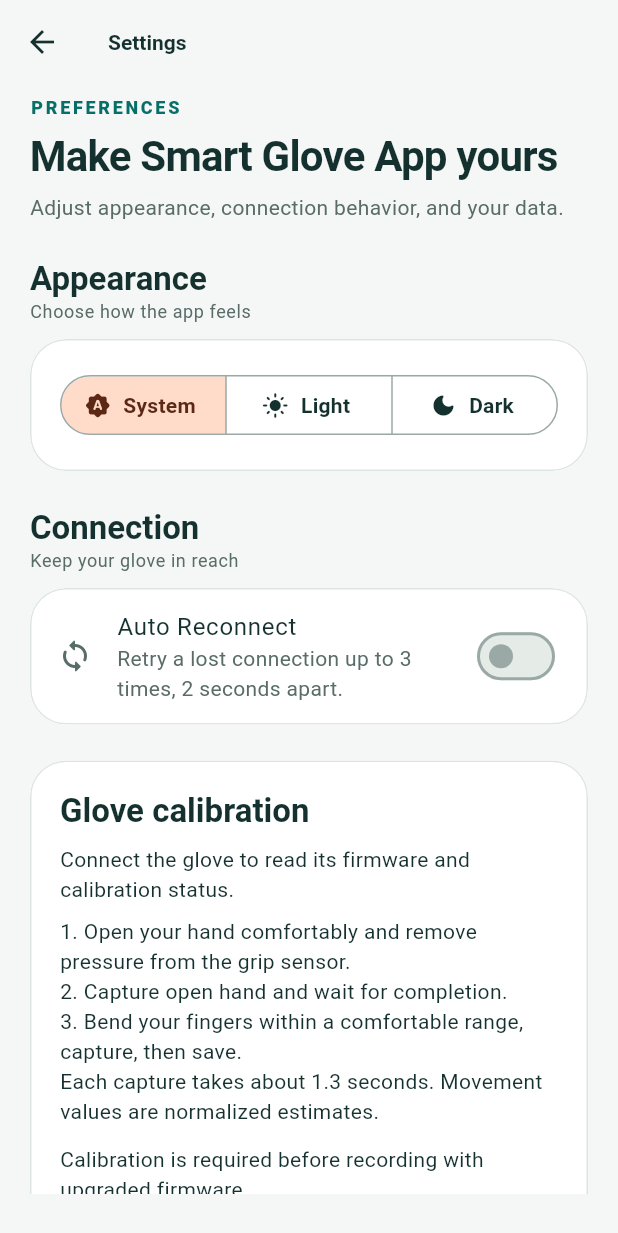
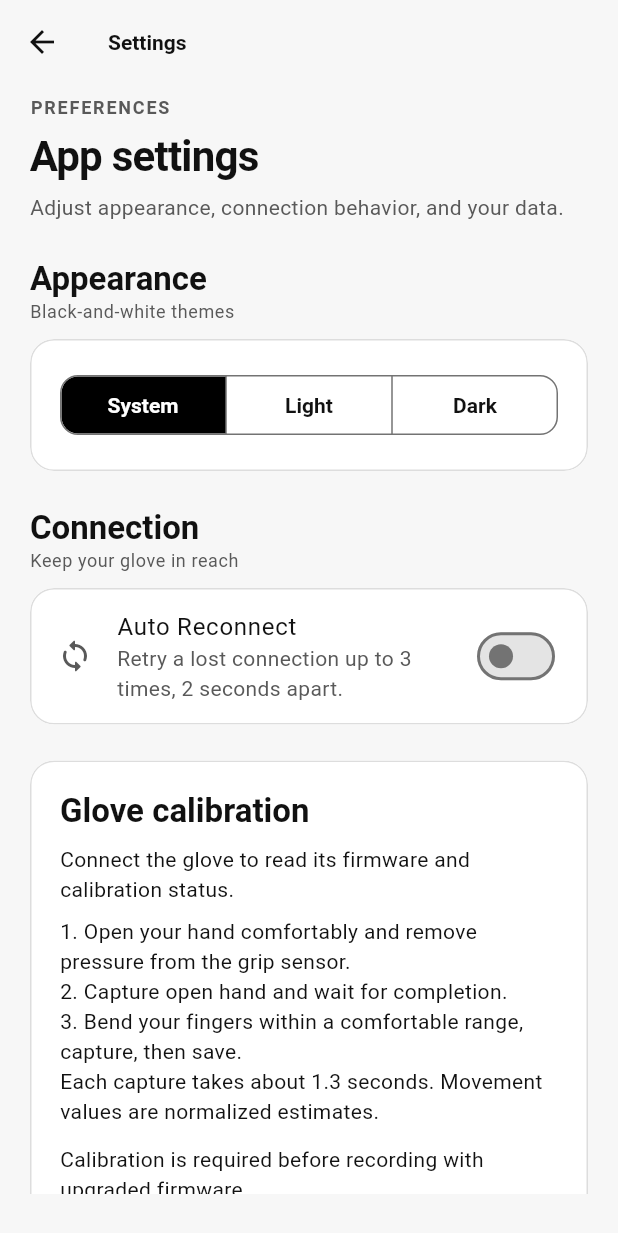
Before and after one commit to phanikumar122/Smart-Hand-Rehabilitation, a Flutter app: the TodayScreen screen opened directly, after a tap on the "tune" icon, on a phone screen of 412 x 824 dp. Shown: the top 1233 px of the screen. Run offline on Flutter 3.47's test engine with Material 3 defaults, Android fonts, the phone set to English and light mode, and no system bars; our stand-ins replace fl_chart, material_ui, shared_preferences; missing offline and left inert: flutter_classic_bluetooth; accounts and stored records are empty; statements that could not run were skipped.

Commit message:
style: apply clean monochrome light and dark themes

```diff
--- a/lib/screens/settings_screen.dart
+++ b/lib/screens/settings_screen.dart
@@ -20,42 +20,58 @@ class SettingsScreen extends StatelessWidget {
           children: [
             const AppPageHeader(
               eyebrow: 'Preferences',
-              title: 'Make Smart Glove App yours',
+              title: 'App settings',
               subtitle:
                   'Adjust appearance, connection behavior, and your data.',
             ),
             const SizedBox(height: 24),
             const SectionHeader(
               title: 'Appearance',
-              caption: 'Choose how the app feels',
+              caption: 'Black-and-white themes',
             ),
             const SizedBox(height: 10),
             ClinicalCard(
               child: AnimatedBuilder(
                 animation: AppThemeController.instance,
-                builder: (context, _) => SegmentedButton<ThemeMode>(
+                builder: (context, _) {
+                  final controller = AppThemeController.instance;
+                  final labels = {
+                    ThemeMode.system: 'System',
+                    ThemeMode.light: 'Light',
+                    ThemeMode.dark: 'Dark',
+                  };
+                  if (MediaQuery.textScalerOf(context).scale(14) > 21) {
+                    return Wrap(
+                      spacing: 8,
+                      runSpacing: 8,
+                      children: [
+                        for (final entry in labels.entries)
+                          ChoiceChip(
+                            label: Text(entry.value),
+                            selected: controller.mode == entry.key,
+                            onSelected: (_) => controller.setMode(entry.key),
+                          ),
+                      ],
+                    );
+                  }
+                  return SegmentedButton<ThemeMode>(
                     segments: const [
                       ButtonSegment(
                         value: ThemeMode.system,
-                      icon: Icon(Icons.brightness_auto_rounded),
                         label: Text('System'),
                       ),
                       ButtonSegment(
                         value: ThemeMode.light,
-                      icon: Icon(Icons.light_mode_rounded),
                         label: Text('Light'),
                       ),
-                    ButtonSegment(
-                      value: ThemeMode.dark,
-                      icon: Icon(Icons.dark_mode_rounded),
-                      label: Text('Dark'),
-                    ),
+                      ButtonSegment(value: ThemeMode.dark, label: Text('Dark')),
                     ],
-                  selected: {AppThemeController.instance.mode},
+                    selected: {controller.mode},
                     showSelectedIcon: false,
                     onSelectionChanged: (value) =>
-                      AppThemeController.instance.setMode(value.first),
-                ),
+                        controller.setMode(value.first),
+                  );
+                },
               ),
             ),
             const SizedBox(height: 24),
--- a/lib/screens/today_screen.dart
+++ b/lib/screens/today_screen.dart
@@ -28,9 +28,9 @@ class TodayScreen extends StatelessWidget {
             SliverToBoxAdapter(
               child: AppPageHeader(
                 eyebrow: 'Smart Glove App · Today',
-                title: 'Your recovery, in motion',
+                title: 'Your recovery',
                 subtitle:
-                    'Small, consistent sessions create meaningful progress.',
+                    'Track movement and manage your rehabilitation sessions.',
                 trailing: IconButton.filledTonal(
                   tooltip: 'Settings',
                   icon: const Icon(Icons.tune_rounded),
@@ -46,7 +46,6 @@ class TodayScreen extends StatelessWidget {
               child: StaggeredReveal(
                 index: 0,
                 child: ClinicalCard(
-                  color: colors.primaryContainer,
                   padding: const EdgeInsets.all(24),
                   child: LayoutBuilder(
                     builder: (context, constraints) {
@@ -66,7 +65,7 @@ class TodayScreen extends StatelessWidget {
                                 ? 'Session in progress'
                                 : 'Ready for today’s session?',
                             style: Theme.of(context).textTheme.headlineSmall
-                                ?.copyWith(color: colors.onPrimaryContainer),
+                                ?.copyWith(color: colors.onSurface),
                           ),
                           const SizedBox(height: 8),
                           Text(
@@ -76,11 +75,7 @@ class TodayScreen extends StatelessWidget {
                                 ? 'Your glove is live and ready to record movement.'
                                 : 'Waiting for a fresh sensor reading from your glove.',
                             style: Theme.of(context).textTheme.bodyMedium
-                                ?.copyWith(
-                                  color: colors.onPrimaryContainer.withValues(
-                                    alpha: 0.78,
-                                  ),
-                                ),
+                                ?.copyWith(color: colors.onSurfaceVariant),
                           ),
                         ],
                       );
@@ -131,16 +126,20 @@ class TodayScreen extends StatelessWidget {
                         caption: 'System Status · Finger Bending Angles',
                       ),
                       const SizedBox(height: 18),
-                      GridView.count(
-                        shrinkWrap: true,
-                        physics: const NeverScrollableScrollPhysics(),
-                        crossAxisCount: MediaQuery.sizeOf(context).width > 600
+                      LayoutBuilder(
+                        builder: (context, constraints) {
+                          final largeText =
+                              MediaQuery.textScalerOf(context).scale(16) > 24;
+                          final columns =
+                              largeText || constraints.maxWidth < 280
+                              ? 1
+                              : constraints.maxWidth >= 600
                               ? 3
-                            : 2,
-                        childAspectRatio: 1.45,
-                        mainAxisSpacing: 10,
-                        crossAxisSpacing: 10,
-                        children: [
+                              : 2;
+                          final width =
+                              (constraints.maxWidth - (columns - 1) * 12) /
+                              columns;
+                          final metrics = [
                             MetricTile(
                               label: 'Average mobility',
                               value: average == null ? '--' : '$average°',
@@ -160,7 +159,25 @@ class TodayScreen extends StatelessWidget {
                               icon: Icons.bluetooth_connected_rounded,
                               tone: colors.tertiary,
                             ),
+                          ];
+                          return Wrap(
+                            spacing: 12,
+                            runSpacing: 12,
+                            children: [
+                              for (
+                                var index = 0;
+                                index < metrics.length;
+                                index++
+                              )
+                                SizedBox(
+                                  width: columns == 2 && index == 2
+                                      ? constraints.maxWidth
+                                      : width,
+                                  child: metrics[index],
+                                ),
                             ],
+                          );
+                        },
                       ),
                       if (data == null) ...[
                         const SizedBox(height: 14),
--- a/lib/theme/app_theme.dart
+++ b/lib/theme/app_theme.dart
@@ -4,71 +4,110 @@ import 'package:shared_preferences/shared_preferences.dart';
 class AppTheme {
   AppTheme._();
 
-  static const Color primaryColor = Color(0xFF2DD4A8);
-  static const Color backgroundColor = Color(0xFF071A20);
-  static const Color cardColor = Color(0xFF0D2931);
-  static const Color errorColor = Color(0xFFF16067);
+  static const Color primaryColor = Colors.white;
+  static const Color backgroundColor = Color(0xFF0B0B0B);
+  static const Color cardColor = Color(0xFF141414);
+  static const Color errorColor = Colors.white;
 
+  // All roles stay neutral, including status, fixed and elevated surfaces.
   static const _lightScheme = ColorScheme(
     brightness: Brightness.light,
-    primary: Color(0xFF086F68),
+    primary: Colors.black,
     onPrimary: Colors.white,
-    primaryContainer: Color(0xFFD4F0E9),
-    onPrimaryContainer: Color(0xFF063D39),
-    secondary: Color(0xFFB85F38),
+    primaryContainer: Color(0xFFEFEFEF),
+    onPrimaryContainer: Colors.black,
+    primaryFixed: Color(0xFFE4E4E4),
+    primaryFixedDim: Color(0xFFCCCCCC),
+    onPrimaryFixed: Colors.black,
+    onPrimaryFixedVariant: Color(0xFF454545),
+    secondary: Colors.black,
     onSecondary: Colors.white,
-    secondaryContainer: Color(0xFFFFDBCA),
-    onSecondaryContainer: Color(0xFF5B2816),
-    tertiary: Color(0xFF376B87),
+    secondaryContainer: Color(0xFFEFEFEF),
+    onSecondaryContainer: Colors.black,
+    secondaryFixed: Color(0xFFE4E4E4),
+    secondaryFixedDim: Color(0xFFCCCCCC),
+    onSecondaryFixed: Colors.black,
+    onSecondaryFixedVariant: Color(0xFF454545),
+    tertiary: Colors.black,
     onTertiary: Colors.white,
-    tertiaryContainer: Color(0xFFD1E9F7),
-    onTertiaryContainer: Color(0xFF173F55),
-    error: Color(0xFFC84C55),
+    tertiaryContainer: Color(0xFFEFEFEF),
+    onTertiaryContainer: Colors.black,
+    tertiaryFixed: Color(0xFFE4E4E4),
+    tertiaryFixedDim: Color(0xFFCCCCCC),
+    onTertiaryFixed: Colors.black,
+    onTertiaryFixedVariant: Color(0xFF454545),
+    error: Colors.black,
     onError: Colors.white,
-    errorContainer: Color(0xFFFFDADD),
-    onErrorContainer: Color(0xFF6B1F29),
-    surface: Color(0xFFF4F7F5),
-    onSurface: Color(0xFF15312F),
-    surfaceContainerHighest: Color(0xFFE5ECE8),
-    onSurfaceVariant: Color(0xFF596C68),
-    outline: Color(0xFF9AA9A5),
-    outlineVariant: Color(0xFFD4DEDA),
-    shadow: Color(0xFF12312B),
+    errorContainer: Color(0xFFEFEFEF),
+    onErrorContainer: Colors.black,
+    surface: Color(0xFFF7F7F7),
+    onSurface: Color(0xFF111111),
+    surfaceDim: Color(0xFFE5E5E5),
+    surfaceBright: Colors.white,
+    surfaceContainerLowest: Colors.white,
+    surfaceContainerLow: Color(0xFFF5F5F5),
+    surfaceContainer: Color(0xFFF0F0F0),
+    surfaceContainerHigh: Color(0xFFEAEAEA),
+    surfaceContainerHighest: Color(0xFFE4E4E4),
+    onSurfaceVariant: Color(0xFF595959),
+    outline: Color(0xFF737373),
+    outlineVariant: Color(0xFFDDDDDD),
+    shadow: Colors.black,
     scrim: Colors.black,
-    inverseSurface: Color(0xFF213A36),
-    onInverseSurface: Color(0xFFF0F7F4),
-    inversePrimary: Color(0xFF69DDCB),
+    inverseSurface: Color(0xFF202020),
+    onInverseSurface: Colors.white,
+    inversePrimary: Colors.white,
+    surfaceTint: Colors.transparent,
   );
 
   static const _darkScheme = ColorScheme(
     brightness: Brightness.dark,
-    primary: Color(0xFF2DD4A8),
-    onPrimary: Color(0xFF00382E),
-    primaryContainer: Color(0xFF155B4D),
-    onPrimaryContainer: Color(0xFFB8F5E3),
-    secondary: Color(0xFFFFB07C),
-    onSecondary: Color(0xFF552407),
-    secondaryContainer: Color(0xFF703818),
-    onSecondaryContainer: Color(0xFFFFDBC6),
-    tertiary: Color(0xFF66A9FF),
-    onTertiary: Color(0xFF00315D),
-    tertiaryContainer: Color(0xFF164B75),
-    onTertiaryContainer: Color(0xFFCFE5FF),
-    error: Color(0xFFF16067),
-    onError: Color(0xFF450008),
-    errorContainer: Color(0xFF721B25),
-    onErrorContainer: Color(0xFFFFDADD),
-    surface: Color(0xFF071A20),
-    onSurface: Color(0xFFE7F2EF),
-    surfaceContainerHighest: Color(0xFF173940),
-    onSurfaceVariant: Color(0xFFB6C9C5),
-    outline: Color(0xFF708985),
-    outlineVariant: Color(0xFF2D4B4D),
+    primary: Colors.white,
+    onPrimary: Colors.black,
+    primaryContainer: Color(0xFF222222),
+    onPrimaryContainer: Colors.white,
+    primaryFixed: Color(0xFFE4E4E4),
+    primaryFixedDim: Color(0xFFCCCCCC),
+    onPrimaryFixed: Colors.black,
+    onPrimaryFixedVariant: Color(0xFF454545),
+    secondary: Colors.white,
+    onSecondary: Colors.black,
+    secondaryContainer: Color(0xFF222222),
+    onSecondaryContainer: Colors.white,
+    secondaryFixed: Color(0xFFE4E4E4),
+    secondaryFixedDim: Color(0xFFCCCCCC),
+    onSecondaryFixed: Colors.black,
+    onSecondaryFixedVariant: Color(0xFF454545),
+    tertiary: Colors.white,
+    onTertiary: Colors.black,
+    tertiaryContainer: Color(0xFF222222),
+    onTertiaryContainer: Colors.white,
+    tertiaryFixed: Color(0xFFE4E4E4),
+    tertiaryFixedDim: Color(0xFFCCCCCC),
+    onTertiaryFixed: Colors.black,
+    onTertiaryFixedVariant: Color(0xFF454545),
+    error: Colors.white,
+    onError: Colors.black,
+    errorContainer: Color(0xFF222222),
+    onErrorContainer: Colors.white,
+    surface: backgroundColor,
+    onSurface: Color(0xFFF5F5F5),
+    surfaceDim: backgroundColor,
+    surfaceBright: Color(0xFF333333),
+    surfaceContainerLowest: Colors.black,
+    surfaceContainerLow: cardColor,
+    surfaceContainer: Color(0xFF1A1A1A),
+    surfaceContainerHigh: Color(0xFF242424),
+    surfaceContainerHighest: Color(0xFF303030),
+    onSurfaceVariant: Color(0xFFB8B8B8),
+    outline: Color(0xFF8A8A8A),
+    outlineVariant: Color(0xFF383838),
     shadow: Colors.black,
     scrim: Colors.black,
-    inverseSurface: Color(0xFFDCEAE6),
-    onInverseSurface: Color(0xFF17312F),
-    inversePrimary: Color(0xFF086F68),
+    inverseSurface: Color(0xFFEAEAEA),
+    onInverseSurface: Colors.black,
+    inversePrimary: Colors.black,
+    surfaceTint: Colors.transparent,
   );
 
   static ThemeData get lightTheme => _theme(_lightScheme);
@@ -82,6 +121,7 @@ class AppTheme {
       colorScheme: scheme,
       scaffoldBackgroundColor: scheme.surface,
       canvasColor: scheme.surface,
+      applyElevationOverlayColor: false,
     );
     final textTheme = base.textTheme.copyWith(
       displayLarge: base.textTheme.displayLarge?.copyWith(
@@ -101,7 +141,7 @@ class AppTheme {
         letterSpacing: -0.5,
       ),
       titleLarge: base.textTheme.titleLarge?.copyWith(
-        fontWeight: FontWeight.w700,
+        fontWeight: FontWeight.w600,
       ),
       titleMedium: base.textTheme.titleMedium?.copyWith(
         fontWeight: FontWeight.w600,
@@ -109,15 +149,16 @@ class AppTheme {
       bodyLarge: base.textTheme.bodyLarge?.copyWith(height: 1.45),
       bodyMedium: base.textTheme.bodyMedium?.copyWith(height: 1.4),
       labelLarge: base.textTheme.labelLarge?.copyWith(
-        fontWeight: FontWeight.w700,
-        letterSpacing: 0.2,
+        fontWeight: FontWeight.w600,
+        letterSpacing: 0,
       ),
     );
 
     return base.copyWith(
       textTheme: textTheme,
       appBarTheme: AppBarTheme(
-        backgroundColor: Colors.transparent,
+        backgroundColor: scheme.surface,
+        surfaceTintColor: Colors.transparent,
         foregroundColor: scheme.onSurface,
         elevation: 0,
         scrolledUnderElevation: 0,
@@ -125,19 +166,29 @@ class AppTheme {
         titleTextStyle: textTheme.titleLarge?.copyWith(color: scheme.onSurface),
       ),
       cardTheme: CardThemeData(
-        color: dark ? const Color(0xFF0D2931) : Colors.white,
+        color: dark ? cardColor : Colors.white,
+        surfaceTintColor: Colors.transparent,
         elevation: 0,
         margin: EdgeInsets.zero,
         shape: RoundedRectangleBorder(
-          borderRadius: BorderRadius.circular(24),
-          side: BorderSide(color: scheme.outlineVariant.withValues(alpha: 0.8)),
+          borderRadius: BorderRadius.circular(16),
+          side: BorderSide(color: scheme.outlineVariant),
         ),
       ),
       navigationBarTheme: NavigationBarThemeData(
-        backgroundColor: dark ? const Color(0xFF0A232A) : Colors.white,
+        backgroundColor: dark ? cardColor : Colors.white,
+        surfaceTintColor: Colors.transparent,
         elevation: 0,
         height: 72,
-        indicatorColor: scheme.primaryContainer,
+        indicatorColor: scheme.primary,
+        iconTheme: WidgetStateProperty.resolveWith(
+          (states) => IconThemeData(
+            color: states.contains(WidgetState.selected)
+                ? scheme.onPrimary
+                : scheme.onSurfaceVariant,
+            size: 24,
+          ),
+        ),
         labelTextStyle: WidgetStateProperty.resolveWith((states) {
           return textTheme.labelMedium?.copyWith(
             color: states.contains(WidgetState.selected)
@@ -157,7 +208,7 @@ class AppTheme {
           padding: const EdgeInsets.symmetric(horizontal: 24, vertical: 14),
           elevation: 0,
           shape: RoundedRectangleBorder(
-            borderRadius: BorderRadius.circular(16),
+            borderRadius: BorderRadius.circular(12),
           ),
           textStyle: textTheme.labelLarge,
         ),
@@ -167,9 +218,9 @@ class AppTheme {
           foregroundColor: scheme.primary,
           minimumSize: const Size(48, 52),
           padding: const EdgeInsets.symmetric(horizontal: 22, vertical: 13),
-          side: BorderSide(color: scheme.outlineVariant),
+          side: BorderSide(color: scheme.outline),
           shape: RoundedRectangleBorder(
-            borderRadius: BorderRadius.circular(16),
+            borderRadius: BorderRadius.circular(12),
           ),
           textStyle: textTheme.labelLarge,
         ),
@@ -178,9 +229,37 @@ class AppTheme {
         style: TextButton.styleFrom(
           minimumSize: const Size(48, 48),
           shape: RoundedRectangleBorder(
-            borderRadius: BorderRadius.circular(14),
+            borderRadius: BorderRadius.circular(12),
           ),
           textStyle: textTheme.labelLarge,
+        ),
+      ),
+      segmentedButtonTheme: SegmentedButtonThemeData(
+        style: ButtonStyle(
+          backgroundColor: WidgetStateProperty.resolveWith(
+            (states) => states.contains(WidgetState.selected)
+                ? scheme.primary
+                : Colors.transparent,
+          ),
+          foregroundColor: WidgetStateProperty.resolveWith(
+            (states) => states.contains(WidgetState.selected)
+                ? scheme.onPrimary
+                : scheme.onSurface,
+          ),
+          minimumSize: const WidgetStatePropertyAll(Size(48, 48)),
+          side: WidgetStatePropertyAll(BorderSide(color: scheme.outline)),
+          shape: WidgetStatePropertyAll(
+            RoundedRectangleBorder(borderRadius: BorderRadius.circular(12)),
+          ),
+          textStyle: WidgetStatePropertyAll(textTheme.labelLarge),
+        ),
+      ),
+      dialogTheme: DialogThemeData(
+        backgroundColor: dark ? cardColor : Colors.white,
+        surfaceTintColor: Colors.transparent,
+        shape: RoundedRectangleBorder(
+          borderRadius: BorderRadius.circular(16),
+          side: BorderSide(color: scheme.outlineVariant),
         ),
       ),
       dividerTheme: DividerThemeData(color: scheme.outlineVariant),
@@ -188,7 +267,7 @@ class AppTheme {
         behavior: SnackBarBehavior.floating,
         backgroundColor: scheme.inverseSurface,
         contentTextStyle: TextStyle(color: scheme.onInverseSurface),
-        shape: RoundedRectangleBorder(borderRadius: BorderRadius.circular(16)),
+        shape: RoundedRectangleBorder(borderRadius: BorderRadius.circular(12)),
       ),
     );
   }
--- a/lib/widgets/app_components.dart
+++ b/lib/widgets/app_components.dart
@@ -49,9 +49,9 @@ class AppPageHeader extends StatelessWidget {
         Text(
           eyebrow.toUpperCase(),
           style: Theme.of(context).textTheme.labelMedium?.copyWith(
-            color: colors.primary,
-            fontWeight: FontWeight.w800,
-            letterSpacing: 1.8,
+            color: colors.onSurfaceVariant,
+            fontWeight: FontWeight.w600,
+            letterSpacing: 1.2,
           ),
         ),
         const SizedBox(height: 6),
@@ -70,7 +70,7 @@ class AppPageHeader extends StatelessWidget {
       builder: (context, constraints) {
         final stack =
             MediaQuery.textScalerOf(context).scale(16) > 24 ||
-            constraints.maxWidth < 340;
+            constraints.maxWidth < (trailing is IconButton ? 280 : 340);
         if (stack && trailing != null) {
           return Column(
             crossAxisAlignment: CrossAxisAlignment.start,
@@ -113,7 +113,7 @@ class ClinicalCard extends StatelessWidget {
     clipBehavior: Clip.antiAlias,
     child: InkWell(
       onTap: onTap,
-      borderRadius: BorderRadius.circular(24),
+      borderRadius: BorderRadius.circular(16),
       child: Padding(padding: padding, child: child),
     ),
   );
@@ -133,13 +133,14 @@ class StatusPill extends StatelessWidget {
 
   @override
   Widget build(BuildContext context) {
-    final color = tone ?? Theme.of(context).colorScheme.primary;
+    final colors = Theme.of(context).colorScheme;
+    final color = tone ?? colors.onSurface;
     return Container(
       padding: const EdgeInsets.symmetric(horizontal: 12, vertical: 8),
       decoration: BoxDecoration(
-        color: color.withValues(alpha: 0.12),
+        color: colors.surfaceContainerLow,
         borderRadius: BorderRadius.circular(999),
-        border: Border.all(color: color.withValues(alpha: 0.3)),
+        border: Border.all(color: colors.outlineVariant),
       ),
       child: Row(
         mainAxisSize: MainAxisSize.min,
@@ -217,8 +218,9 @@ class MetricTile extends StatelessWidget {
       constraints: const BoxConstraints(minHeight: 112),
       padding: const EdgeInsets.all(16),
       decoration: BoxDecoration(
-        color: colors.surfaceContainerHighest.withValues(alpha: 0.4),
-        borderRadius: BorderRadius.circular(18),
+        color: colors.surfaceContainerLow,
+        borderRadius: BorderRadius.circular(12),
+        border: Border.all(color: colors.outlineVariant),
       ),
       child: Column(
         mainAxisSize: MainAxisSize.min,
@@ -273,7 +275,7 @@ class EmptyState extends StatelessWidget {
                   height: 64,
                   decoration: BoxDecoration(
                     color: colors.primaryContainer,
-                    shape: BoxShape.circle,
+                    borderRadius: BorderRadius.circular(16),
                   ),
                   child: Icon(icon, size: 30, color: colors.primary),
                 ),
```
Also changed, not shown: lib/screens/live_hand_screen.dart (+27 -15 lines), lib/screens/progress_screen.dart (+1 -11 lines), lib/screens/splash_screen.dart (+6 -20 lines). Lines whose indentation alone changed are shown as unchanged.
